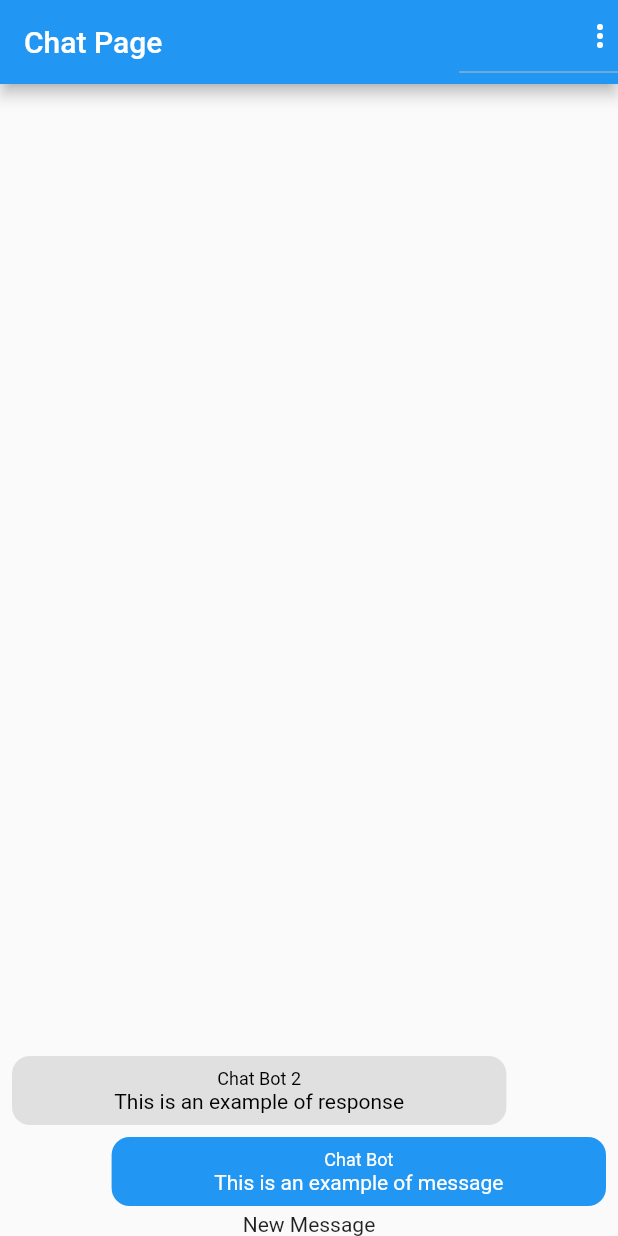
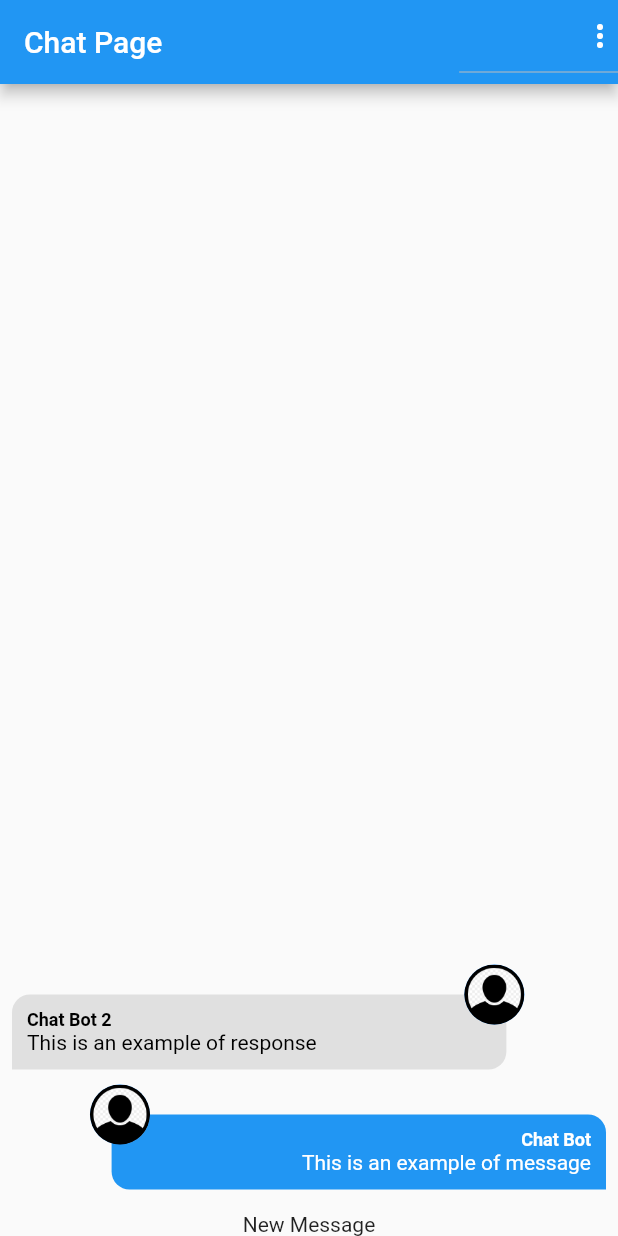
Before and after one commit to EduardoRenz/Flutter-Chat, a Flutter app: the screen it shows after launch, on a phone screen of 412 x 824 dp. Run offline on Flutter 3.47's test engine with Material 2 defaults, Android fonts, the phone set to English and light mode, and no system bars; our stand-ins replace image_picker; accounts and stored records are empty.

Commit message:
added avatars in chat bubble

```diff
--- a/lib/components/message_bubble.dart
+++ b/lib/components/message_bubble.dart
@@ -1,47 +1,95 @@
+import 'dart:io';
+
 import 'package:chat/core/models/chat_message.dart';
 import 'package:flutter/material.dart';
 
 class MessageBubble extends StatelessWidget {
+  static const _defaultImage = 'assets/images/avatar.png';
   final ChatMessage message;
   final bool belongsToCurrentUser;
   const MessageBubble(
       {Key? key, required this.message, required this.belongsToCurrentUser})
       : super(key: key);
 
+  Widget _showUserImage(String imageURL) {
+    ImageProvider? provider;
+    final uri = Uri.parse(imageURL);
+    if (uri.path.contains(_defaultImage)) {
+      provider = AssetImage(imageURL);
+    } else if (uri.scheme == 'http' || uri.scheme == 'https') {
+      provider = NetworkImage(imageURL);
+    } else {
+      provider = FileImage(File(imageURL));
+    }
+
+    return CircleAvatar(
+      backgroundImage: provider,
+    );
+  }
+
   @override
   Widget build(BuildContext context) {
-    return Row(
+    const borderRadius = Radius.circular(12);
+    final bubbleSize = MediaQuery.of(context).size.width * 0.8;
+    return Stack(
+      clipBehavior: Clip.none,
+      children: [
+        Row(
           mainAxisAlignment: belongsToCurrentUser
               ? MainAxisAlignment.start
               : MainAxisAlignment.end,
           children: [
             Container(
-          margin: const EdgeInsets.symmetric(vertical: 4, horizontal: 8),
-          padding: const EdgeInsets.all(8),
-          width: MediaQuery.of(context).size.width * 0.8,
+              margin: const EdgeInsets.symmetric(vertical: 15, horizontal: 8),
+              padding: const EdgeInsets.all(10),
+              width: bubbleSize,
               decoration: BoxDecoration(
                   color: belongsToCurrentUser
                       ? Colors.grey[300]
                       : Theme.of(context).primaryColor,
-              borderRadius: BorderRadius.circular(12)),
+                  borderRadius: BorderRadius.only(
+                    topLeft: borderRadius,
+                    topRight: borderRadius,
+                    bottomLeft: belongsToCurrentUser
+                        ? const Radius.circular(0)
+                        : borderRadius,
+                    bottomRight: !belongsToCurrentUser
+                        ? const Radius.circular(0)
+                        : borderRadius,
+                  )),
               child: Column(
+                crossAxisAlignment: belongsToCurrentUser
+                    ? CrossAxisAlignment.start
+                    : CrossAxisAlignment.end,
                 children: [
                   Text(
                     message.userName,
                     style: Theme.of(context).textTheme.bodySmall!.copyWith(
-                      color: belongsToCurrentUser ? Colors.black : Colors.white,
+                          fontWeight: FontWeight.bold,
+                          color: belongsToCurrentUser
+                              ? Colors.black
+                              : Colors.white,
                         ),
                   ),
                   Text(
                     message.text,
                     style: Theme.of(context).textTheme.bodyMedium!.copyWith(
-                      color: belongsToCurrentUser ? Colors.black : Colors.white,
+                          color: belongsToCurrentUser
+                              ? Colors.black
+                              : Colors.white,
                         ),
                   ),
                 ],
               ),
             )
           ],
+        ),
+        Positioned(
+          top: -5,
+          left: belongsToCurrentUser ? bubbleSize - 20 : 60,
+          child: _showUserImage(message.userImageURL),
+        )
+      ],
     );
   }
 }
```
Lines whose indentation alone changed are shown as unchanged.
